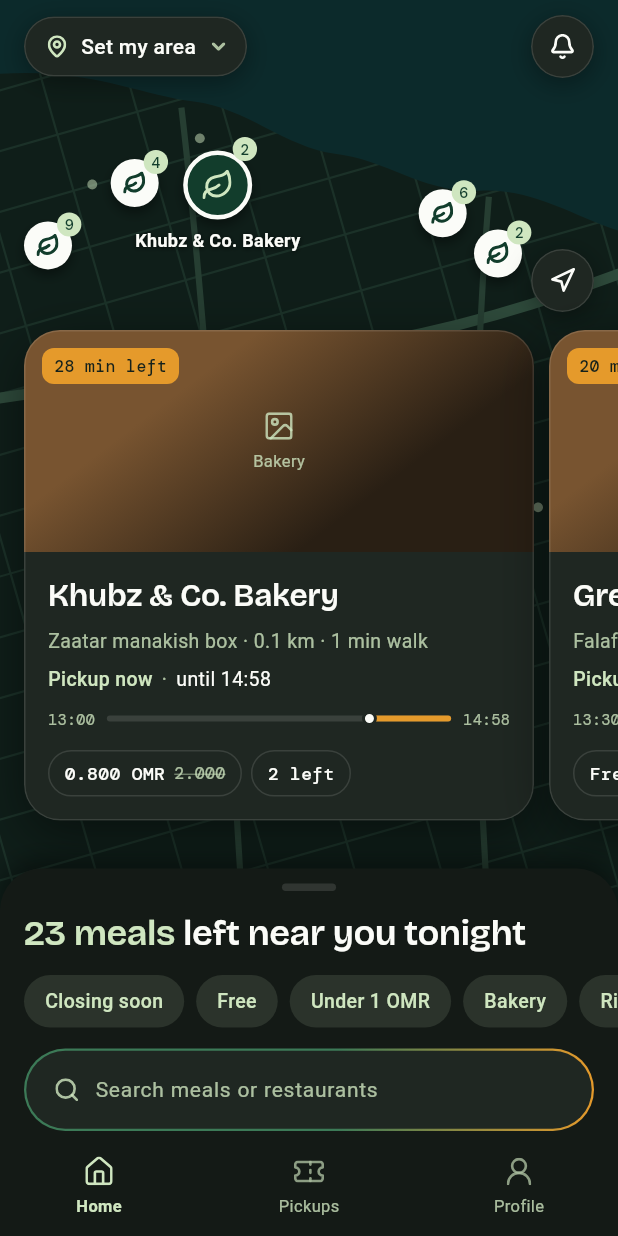
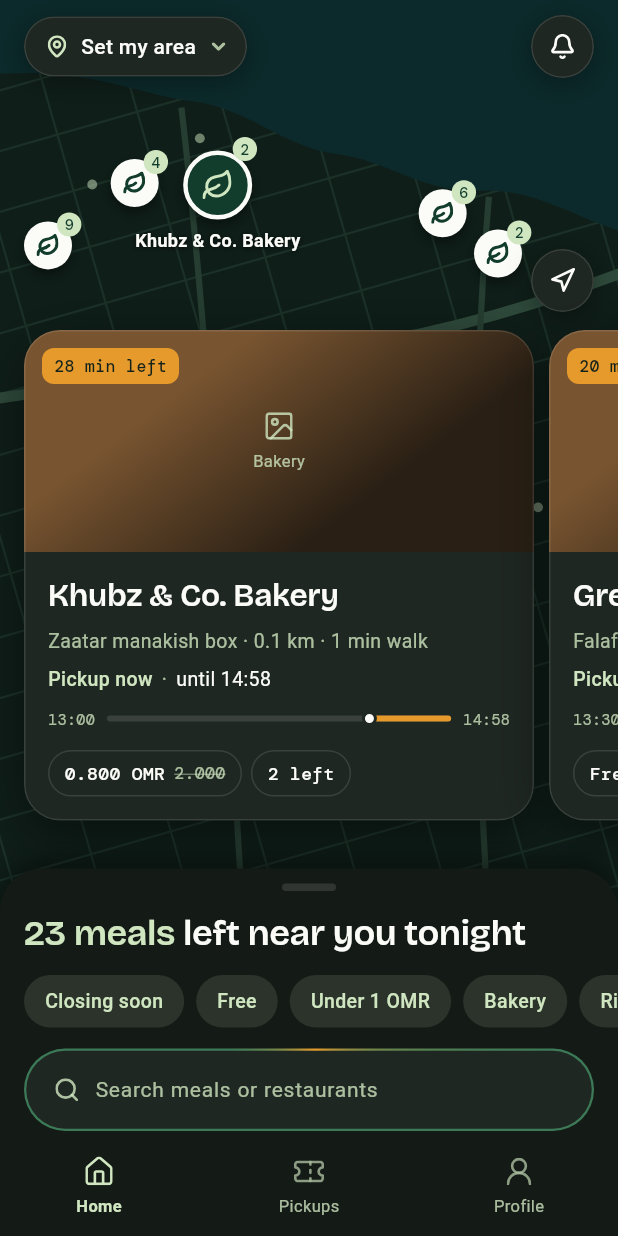
Before and after one commit to mohammed-alshabibi/ZAD, a Flutter app: the SetAreaScreen screen opened by its route, after a tap on an icon or button, on a phone screen of 412 x 824 dp. Run offline on Flutter 3.47's test engine with Material 3 defaults, Android fonts, the phone set to English and light mode, and no system bars; our stand-ins replace dio, fl_chart, flutter_riverpod, flutter_svg, geolocator, go_router and 2 more; missing offline and left inert: mapbox_maps_flutter; accounts and stored records are empty; Roboto replaces fonts that are missing (Readex Pro); statements that could not run were skipped; project files that could hold a hidden picture were left out.

Commit message:
Animate the Home search outline
Co-Authored-By: Claude Opus 5.5 <noreply@anthropic.com>

```diff
--- a/app/lib/features/user/home/user_home_screen.dart
+++ b/app/lib/features/user/home/user_home_screen.dart
@@ -929,7 +929,9 @@ class _SheetTitle extends StatelessWidget {
 }
 
 /// Figma "Search": raised pill with a rib-to-saffron outline.
-class _SearchField extends StatelessWidget {
+/// The saffron glow slowly travels around the outline (stops when the phone
+/// asks for reduced motion).
+class _SearchField extends StatefulWidget {
   const _SearchField({required this.controller, required this.focusNode, required this.onChanged});
 
   final TextEditingController controller;
@@ -937,14 +939,46 @@ class _SearchField extends StatelessWidget {
   final ValueChanged<String> onChanged;
 
   @override
+  State<_SearchField> createState() => _SearchFieldState();
+}
+
+class _SearchFieldState extends State<_SearchField> with SingleTickerProviderStateMixin {
+  late final AnimationController _spin =
+      AnimationController(vsync: this, duration: const Duration(seconds: 4));
+
+  @override
+  void didChangeDependencies() {
+    super.didChangeDependencies();
+    if (MediaQuery.disableAnimationsOf(context)) {
+      _spin.stop();
+    } else if (!_spin.isAnimating) {
+      _spin.repeat();
+    }
+  }
+
+  @override
+  void dispose() {
+    _spin.dispose();
+    super.dispose();
+  }
+
+  @override
   Widget build(BuildContext context) {
     final l10n = AppLocalizations.of(context);
     final z = context.zad;
-    return Container(
-      padding: const EdgeInsets.all(1.5),
-      decoration: BoxDecoration(
-        borderRadius: BorderRadius.circular(999),
-        gradient: LinearGradient(colors: [z.rib, z.rib, z.saffron], stops: const [0, 0.55, 1]),
+    return AnimatedBuilder(
+      animation: _spin,
+      builder: (context, child) => Container(
+        padding: const EdgeInsets.all(1.5),
+        decoration: BoxDecoration(
+          borderRadius: BorderRadius.circular(999),
+          gradient: SweepGradient(
+            colors: [z.rib, z.rib, z.saffron, z.rib, z.rib],
+            stops: const [0, 0.3, 0.5, 0.7, 1],
+            transform: GradientRotation(_spin.value * 2 * math.pi),
+          ),
+        ),
+        child: child,
       ),
       child: Container(
         padding: const EdgeInsetsDirectional.fromSTEB(18, 6, 18, 6),
@@ -958,11 +992,11 @@ class _SearchField extends StatelessWidget {
                 height: 40,
                 child: Center(
                   child: TextField(
-                    controller: controller,
-                    focusNode: focusNode,
-                    onChanged: onChanged,
+                    controller: widget.controller,
+                    focusNode: widget.focusNode,
+                    onChanged: widget.onChanged,
                     textInputAction: TextInputAction.search,
-                    onSubmitted: (_) => focusNode.unfocus(),
+                    onSubmitted: (_) => widget.focusNode.unfocus(),
                     cursorColor: z.sap,
                     style: ZadType.body(size: 14, color: z.card),
                     decoration: InputDecoration.collapsed(
```
